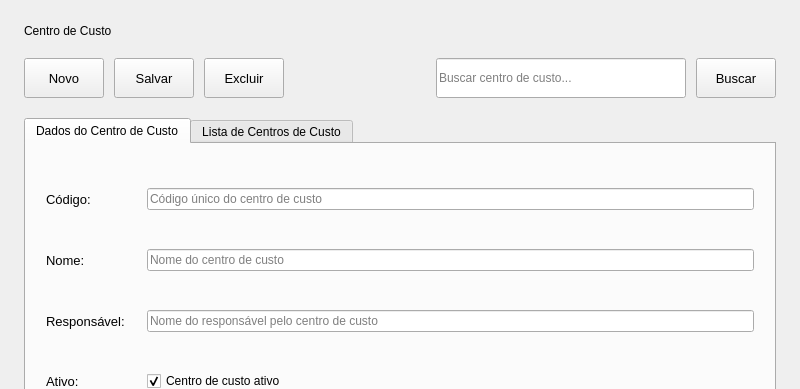
This is frontend/centro_custo.ui in zecadelgado/patp as Qt 5 draws it before an edit; both pictures show x 0 to 800 and y 0 to 389 of the 800 by 600 pixel window. The edited form follows.
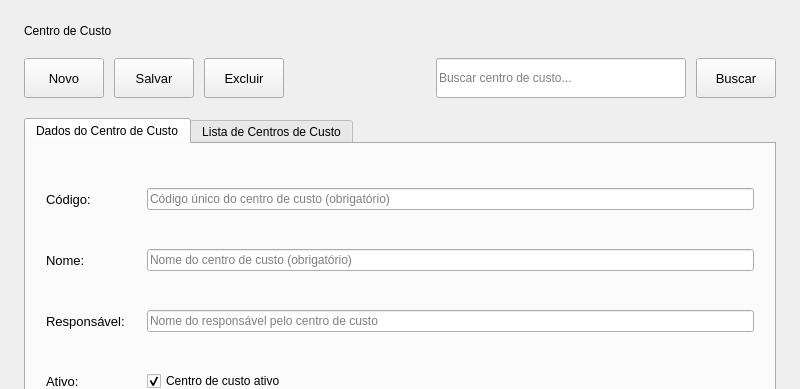
This is the edited form.

Commit message: Alinha centro de custo ao novo modelo de dados

The edit to the form file:
```diff
--- a/frontend/centro_custo.ui
+++ b/frontend/centro_custo.ui
@@ -251,7 +251,7 @@
                         <number>10</number>
                       </property>
                       <property name="placeholderText">
-                        <string>Código único do centro de custo</string>
+                        <string>Código único do centro de custo (obrigatório)</string>
                       </property>
                     </widget>
                   </item>
@@ -274,7 +274,7 @@
                   <item row="1" column="1">
                     <widget class="QLineEdit" name="txt_nome">
                       <property name="placeholderText">
-                        <string>Nome do centro de custo</string>
+                        <string>Nome do centro de custo (obrigatório)</string>
                       </property>
                     </widget>
                   </item>
```
The commit also changes 4 other files.
